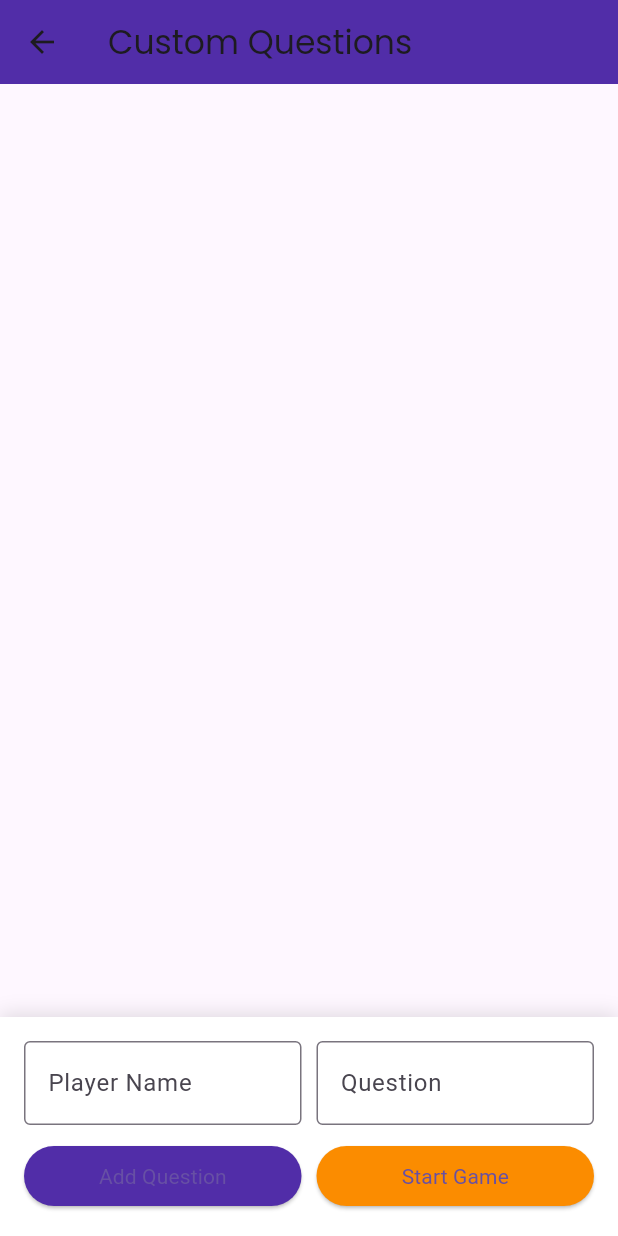
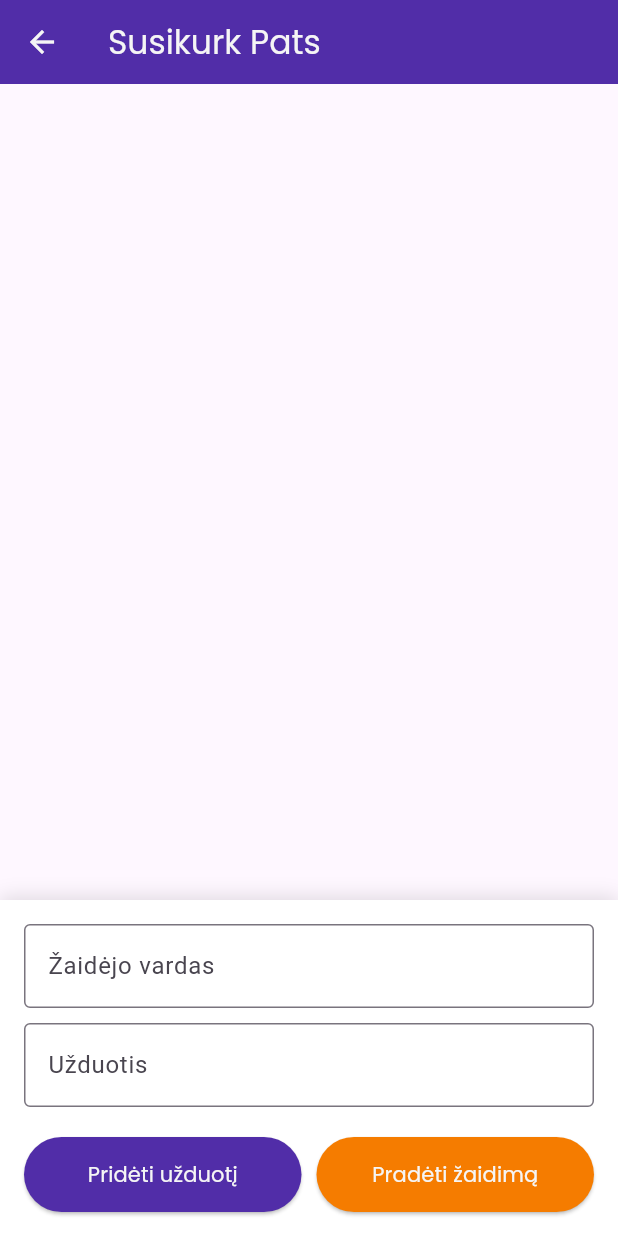
Before and after one commit to sarunasru/IsdriskArbaGerk, a Flutter app: the CustomPage screen opened directly, on a phone screen of 412 x 824 dp. Run offline on Flutter 3.47's test engine with Material 3 defaults, Android fonts, the phone set to English and light mode, and no system bars; our stand-ins replace flutter_svg, introduction_screen, lottie, rflutter_alert; project files that could hold a hidden picture were left out.

Commit message:
Completed custom game mode to match IOS version

```diff
--- a/lib/pages/CustomPage.dart
+++ b/lib/pages/CustomPage.dart
@@ -7,8 +7,8 @@ class CustomPage extends StatefulWidget {
 }
 
 class _CustomPageState extends State<CustomPage> {
-  final List<String> actualQuestions = []; // Stores the real question text
-  final List<String> questionPlaceholders = []; // Stores placeholders
+  final List<String> actualQuestions = [];
+  final List<String> questionPlaceholders = [];
   final TextEditingController playerController = TextEditingController();
   final TextEditingController questionController = TextEditingController();
 
@@ -16,11 +16,23 @@ class _CustomPageState extends State<CustomPage> {
   Widget build(BuildContext context) {
     return Scaffold(
       appBar: AppBar(
-        title: Text('Custom Questions', style: TextStyle(fontFamily: 'Poppins')),
+        leading: IconButton(
+          icon: Icon(Icons.arrow_back),
+          color: Colors.grey[100],
+          onPressed: () {
+            Navigator.pop(context);
+          },
+        ),
+        title: Text(
+          'Susikurk Pats',
+          style: TextStyle(fontFamily: 'Poppins', color: Colors.grey[100]),
+        ),
         backgroundColor: Colors.deepPurple[700],
       ),
+      resizeToAvoidBottomInset: true, // Adjust layout for keyboard
       body: Column(
         children: [
+          // Scrollable question list
           Expanded(
             child: Padding(
               padding: const EdgeInsets.all(16.0),
@@ -47,6 +59,7 @@ class _CustomPageState extends State<CustomPage> {
               ),
             ),
           ),
+          // Input fields and buttons
           Container(
             padding: const EdgeInsets.all(16.0),
             decoration: BoxDecoration(
@@ -61,30 +74,22 @@ class _CustomPageState extends State<CustomPage> {
             ),
             child: Column(
               children: [
-                Row(
-                  children: [
-                    Expanded(
-                      child: TextField(
+                TextField(
                   controller: playerController,
                   decoration: InputDecoration(
-                          labelText: 'Player Name',
+                    labelText: 'Žaidėjo vardas',
                     border: OutlineInputBorder(),
                   ),
                 ),
-                    ),
-                    SizedBox(width: 10),
-                    Expanded(
-                      child: TextField(
+                SizedBox(height: 10),
+                TextField(
                   controller: questionController,
                   decoration: InputDecoration(
-                          labelText: 'Question',
+                    labelText: 'Užduotis',
                     border: OutlineInputBorder(),
                   ),
                 ),
-                    ),
-                  ],
-                ),
-                SizedBox(height: 10),
+                SizedBox(height: 20),
                 Row(
                   children: [
                     Expanded(
@@ -93,11 +98,10 @@ class _CustomPageState extends State<CustomPage> {
                           if (playerController.text.isNotEmpty &&
                               questionController.text.isNotEmpty) {
                             setState(() {
-                              String questionText = questionController.text;
-                              actualQuestions.add(questionText); // Add the real question
+                              actualQuestions.add(questionController.text);
                               questionPlaceholders.add(
-                                "${playerController.text} Question ${questionPlaceholders.length + 1}",
-                              ); // Add placeholder
+                                "${playerController.text} | Užduotis ${questionPlaceholders.length + 1}",
+                              );
                             });
                             playerController.clear();
                             questionController.clear();
@@ -105,8 +109,12 @@ class _CustomPageState extends State<CustomPage> {
                         },
                         style: ElevatedButton.styleFrom(
                           backgroundColor: Colors.deepPurple[700],
+                          minimumSize: Size(double.infinity, 50),
                         ),
-                        child: Text('Add Question'),
+                        child: Text(
+                          'Pridėti užduotį',
+                          style: TextStyle(fontFamily: 'Poppins', color: Colors.grey[100]),
+                        ),
                       ),
                     ),
                     SizedBox(width: 10),
@@ -119,16 +127,20 @@ class _CustomPageState extends State<CustomPage> {
                               MaterialPageRoute(
                                 builder: (context) => HomePage(
                                   level: 'custom',
-                                  customQuestions: actualQuestions, // Pass actual questions
+                                  customQuestions: actualQuestions,
                                 ),
                               ),
                             );
                           }
                         },
                         style: ElevatedButton.styleFrom(
-                          backgroundColor: Colors.orange[600],
+                          backgroundColor: Colors.orange[700],
+                          minimumSize: Size(double.infinity, 50),
                         ),
-                        child: Text('Start Game'),
+                        child: Text(
+                          'Pradėti žaidimą',
+                          style: TextStyle(fontFamily: 'Poppins', color: Colors.grey[100]),
+                        ),
                       ),
                     ),
                   ],
@@ -143,8 +155,8 @@ class _CustomPageState extends State<CustomPage> {
 
   void _resetQuestionPlaceholders() {
     for (int i = 0; i < questionPlaceholders.length; i++) {
-      String playerName = questionPlaceholders[i].split(' Question')[0];
-      questionPlaceholders[i] = "$playerName Question ${i + 1}";
+      String playerName = questionPlaceholders[i].split('|')[0].trim();
+      questionPlaceholders[i] = "$playerName | Užduotis ${i + 1}";
     }
   }
 
--- a/lib/pages/LevelSelectionPage.dart
+++ b/lib/pages/LevelSelectionPage.dart
@@ -125,7 +125,7 @@ class LevelSelectionPage extends StatelessWidget {
       child: Container(
         width: double.infinity,
         decoration: BoxDecoration(
-          color: Colors.orange[600], // Distinct color for the custom button
+          color: Colors.orange[700], // Distinct color for the custom button
           borderRadius: BorderRadius.circular(15),
           boxShadow: [
             BoxShadow(
@@ -138,12 +138,12 @@ class LevelSelectionPage extends StatelessWidget {
         padding: EdgeInsets.all(20.0),
         child: Center(
           child: Text(
-            'Custom',
+            'Susikurk pats',
             style: TextStyle(
               fontFamily: 'Poppins',
               fontWeight: FontWeight.bold,
               fontSize: 18.0,
-              color: Colors.white, // Ensure white text
+              color: Colors.grey[100], // Ensure grey text
             ),
           ),
         ),
--- a/lib/pages/intro_page.dart
+++ b/lib/pages/intro_page.dart
@@ -110,7 +110,8 @@ class IntroPage extends StatelessWidget {
       title: 'Taisyklės',
       desc: 'Atėjus žaidėjo eilei atvaizduojama užduotis, kurią privalo įvygdyti, šios neatlikus žaidėjas privalo išgerti.\n\n'
           'Užduotyje gali būti pateikti keli pasirinkimai iš kurių žaidėjas privalo pasirinkti vieną.\n\n'
-          'UŽDUOTIS VISIEMS - tai užduotis, kurią privalo atlikti visi žaidėjai, šios neatlikus išgeria visi žaidėjai.',
+          'UŽDUOTIS VISIEMS - tai užduotis, kurią privalo atlikti visi žaidėjai, šios neatlikus išgeria visi žaidėjai.\n\n'
+      'Susikurk pats - tai galimybė anonimiškai pridėti savo sugalvotas užduotis. Užduotys bus išmaišytos atsitiktine tvarka, todėl niekas nesužinos, kas kokią užduotį sukūrė.',
       style: AlertStyle(
         isOverlayTapDismiss: false,
         titleStyle: TextStyle(
```
Also changed, not shown: pubspec.lock. Lines whose indentation alone changed are shown as unchanged.
